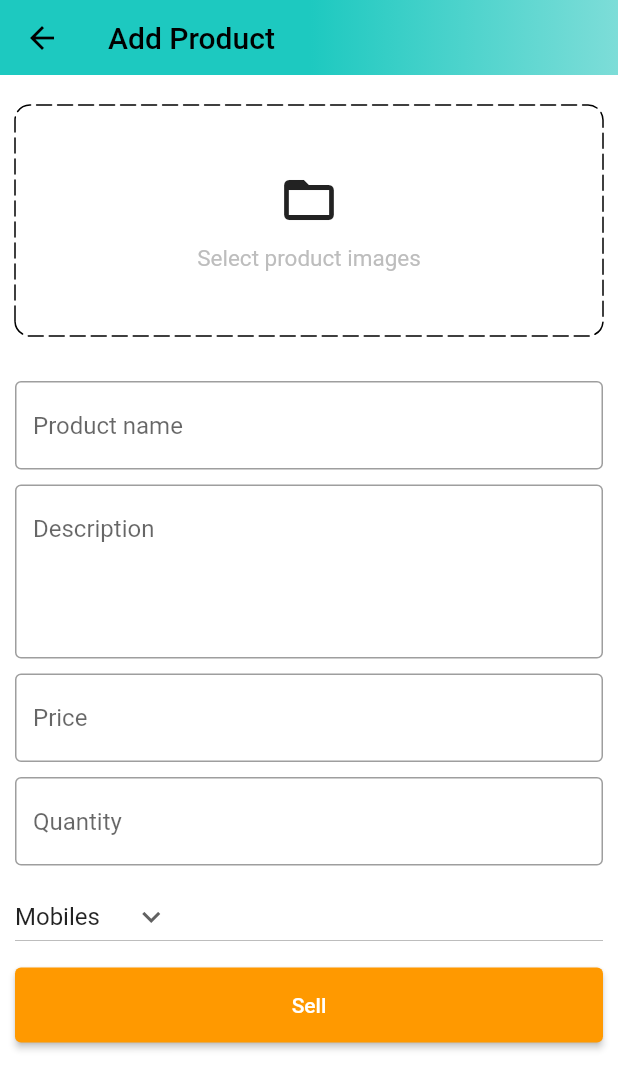
After one commit to swapnilpingale22/Flutter-Amazon-Clone, a Flutter app: the AdminScreen screen opened directly, after a tap on the "add" icon, on a phone screen of 412 x 824 dp. The commit adds this screen. Shown: the top 1089 px of the screen. Run offline on Flutter 3.47's test engine with Material 3 defaults, Android fonts, the phone set to English and light mode, and no system bars; drawn by our look-alikes of dotted_border; our stand-ins replace badges, carousel_slider, shared_preferences; accounts and stored records are empty.

Commit message:
add product ui added

```diff
--- a/lib/common/widgets/custom_textfield.dart
+++ b/lib/common/widgets/custom_textfield.dart
@@ -1,23 +1,26 @@
+// ignore_for_file: public_member_api_docs, sort_constructors_first
 import 'package:flutter/material.dart';
 
 class CustomTextField extends StatelessWidget {
   final TextEditingController controller;
   final String hintText;
-  final TextInputType? keyboardType;
-  final bool? obscureTextValue;
+  final TextInputType keyboardType;
+  final bool obscureTextValue;
+  final int maxLines;
   const CustomTextField({
-    super.key,
+    Key? key,
     required this.controller,
     required this.hintText,
-    this.keyboardType,
+    this.keyboardType = TextInputType.name,
     this.obscureTextValue = false,
-  });
+    this.maxLines = 1,
+  }) : super(key: key);
 
   @override
   Widget build(BuildContext context) {
     return TextFormField(
       keyboardType: keyboardType,
-      obscureText: obscureTextValue!,
+      obscureText: obscureTextValue,
       controller: controller,
       decoration: InputDecoration(
         hintText: hintText,
@@ -36,6 +39,7 @@ class CustomTextField extends StatelessWidget {
         }
         return null;
       },
+      maxLines: maxLines,
     );
   }
 }
--- /dev/null
+++ b/lib/features/admin/screens/add_product_screen.dart
@@ -0,0 +1,156 @@
+import 'package:flutter/material.dart';
+import 'package:flutter_amazon_clone/common/widgets/custom_button.dart';
+import 'package:flutter_amazon_clone/common/widgets/custom_textfield.dart';
+import 'package:flutter_amazon_clone/constants/global_variables.dart';
+import 'package:dotted_border/dotted_border.dart';
+
+class AddproductScreen extends StatefulWidget {
+  static const String routeName = '/add-product';
+
+  const AddproductScreen({super.key});
+
+  @override
+  State<AddproductScreen> createState() => _AddproductScreenState();
+}
+
+class _AddproductScreenState extends State<AddproductScreen> {
+  final TextEditingController productNameController = TextEditingController();
+  final TextEditingController descriptionController = TextEditingController();
+  final TextEditingController priceController = TextEditingController();
+  final TextEditingController quantityController = TextEditingController();
+
+  @override
+  void dispose() {
+    super.dispose();
+    productNameController.dispose();
+    descriptionController.dispose();
+    priceController.dispose();
+    quantityController.dispose();
+  }
+
+  String category = 'Mobiles';
+
+  List<String> productCategories = [
+    'Mobiles',
+    'Essentials',
+    'Books',
+    'Appliances',
+    'Fashion'
+  ];
+
+  @override
+  Widget build(BuildContext context) {
+    return Scaffold(
+      appBar: PreferredSize(
+        preferredSize: const Size.fromHeight(50),
+        child: AppBar(
+          flexibleSpace: Container(
+            decoration: const BoxDecoration(
+              gradient: GlobalVariables.appBarGradient,
+            ),
+          ),
+          title: const Text(
+            'Add Product',
+            style: TextStyle(
+              color: Colors.black,
+            ),
+          ),
+        ),
+      ),
+
+      //body
+
+      body: SingleChildScrollView(
+        child: Form(
+          child: Padding(
+            padding: const EdgeInsets.symmetric(horizontal: 10),
+            child: Column(
+              children: [
+                const SizedBox(height: 20),
+                DottedBorder(
+                  borderType: BorderType.RRect,
+                  radius: const Radius.circular(10),
+                  color: Colors.black,
+                  dashPattern: const [10, 4],
+                  strokeCap: StrokeCap.round,
+                  strokeWidth: 1,
+                  child: Container(
+                    width: double.infinity,
+                    height: 150,
+                    decoration: BoxDecoration(
+                      borderRadius: BorderRadius.circular(10),
+                    ),
+                    child: Column(
+                      mainAxisAlignment: MainAxisAlignment.center,
+                      children: [
+                        const Icon(
+                          Icons.folder_open_outlined,
+                          size: 40,
+                        ),
+                        const SizedBox(height: 10),
+                        Text(
+                          'Select product images',
+                          style: TextStyle(
+                            fontSize: 15,
+                            color: Colors.grey.shade400,
+                          ),
+                        ),
+                      ],
+                    ),
+                  ),
+                ),
+                const SizedBox(height: 30),
+                CustomTextField(
+                  controller: productNameController,
+                  hintText: 'Product name',
+                ),
+                const SizedBox(height: 10),
+                CustomTextField(
+                  controller: descriptionController,
+                  hintText: 'Description',
+                  maxLines: 4,
+                ),
+                const SizedBox(height: 10),
+                CustomTextField(
+                  controller: priceController,
+                  hintText: 'Price',
+                  keyboardType: TextInputType.number,
+                ),
+                const SizedBox(height: 10),
+                CustomTextField(
+                  controller: quantityController,
+                  hintText: 'Quantity',
+                  keyboardType: TextInputType.number,
+                ),
+                const SizedBox(height: 10),
+                SizedBox(
+                  width: double.infinity,
+                  child: DropdownButton(
+                    items: productCategories.map((String item) {
+                      return DropdownMenuItem(
+                        value: item,
+                        child: Text(item),
+                      );
+                    }).toList(),
+                    onChanged: (String? newValue) {
+                      setState(() {
+                        category = newValue!;
+                      });
+                    },
+                    value: category,
+                    icon: const Icon(Icons.keyboard_arrow_down),
+                  ),
+                ),
+                const SizedBox(height: 10),
+                CustomButton(
+                  text: 'Sell',
+                  onTap: () {},
+                ),
+              ],
+            ),
+          ),
+        ),
+      ),
+    );
+  }
+}
--- /dev/null
+++ b/lib/features/admin/screens/admin_screen.dart
@@ -0,0 +1,149 @@
+import 'package:flutter/material.dart';
+import 'package:flutter_amazon_clone/constants/global_variables.dart';
+import 'package:flutter_amazon_clone/features/admin/screens/product_screen.dart';
+
+class AdminScreen extends StatefulWidget {
+  const AdminScreen({super.key});
+
+  @override
+  State<AdminScreen> createState() => _AdminScreenState();
+}
+
+class _AdminScreenState extends State<AdminScreen> {
+  int _page = 0;
+  double bottomBarWidth = 42;
+  double bottomBarBorderWidth = 5;
+
+  List<Widget> pages = [
+    const ProductScreen(),
+    const Center(child: Text('Analytics Page')),
+    const Center(child: Text('Inbox Page')),
+  ];
+
+  void updatPage(int page) {
+    setState(() {
+      _page = page;
+    });
+  }
+
+  @override
+  Widget build(BuildContext context) {
+    return Scaffold(
+      //app bar
+
+      appBar: PreferredSize(
+        preferredSize: const Size.fromHeight(50),
+        child: AppBar(
+          flexibleSpace: Container(
+            decoration: const BoxDecoration(
+              gradient: GlobalVariables.appBarGradient,
+            ),
+          ),
+          title: Row(
+            mainAxisAlignment: MainAxisAlignment.spaceBetween,
+            children: [
+              Container(
+                alignment: Alignment.topLeft,
+                child: Image.asset(
+                  "assets/images/amazon_in.png",
+                  width: 120,
+                  height: 45,
+                  color: Colors.black,
+                ),
+              ),
+              const Text(
+                'Admin',
+                style: TextStyle(
+                  fontWeight: FontWeight.w500,
+                  color: Colors.black,
+                ),
+              )
+            ],
+          ),
+        ),
+      ),
+
+      //body
+
+      body: pages[_page],
+
+      //bottom bar
+
+      bottomNavigationBar: BottomNavigationBar(
+        currentIndex: _page,
+        selectedItemColor: GlobalVariables.selectedNavBarColor,
+        unselectedItemColor: GlobalVariables.unselectedNavBarColor,
+        backgroundColor: GlobalVariables.backgroundColor,
+        iconSize: 28,
+        onTap: updatPage,
+        items: [
+          //Admin
+
+          BottomNavigationBarItem(
+            icon: Container(
+              width: bottomBarWidth,
+              decoration: BoxDecoration(
+                border: Border(
+                  top: BorderSide(
+                    color: _page == 0
+                        ? GlobalVariables.selectedNavBarColor!
+                        : GlobalVariables.backgroundColor,
+                    width: bottomBarBorderWidth,
+                  ),
+                ),
+              ),
+              child: const Icon(
+                Icons.home_outlined,
+              ),
+            ),
+            label: '',
+          ),
+
+          //Analytics
+
+          BottomNavigationBarItem(
+            icon: Container(
+              width: bottomBarWidth,
+              decoration: BoxDecoration(
+                border: Border(
+                  top: BorderSide(
+                    color: _page == 1
+                        ? GlobalVariables.selectedNavBarColor!
+                        : GlobalVariables.backgroundColor,
+                    width: bottomBarBorderWidth,
+                  ),
+                ),
+              ),
+              child: const Icon(
+                Icons.analytics_outlined,
+              ),
+            ),
+            label: '',
+          ),
+
+          //Inbox
+
+          BottomNavigationBarItem(
+            icon: Container(
+              width: bottomBarWidth,
+              decoration: BoxDecoration(
+                border: Border(
+                  top: BorderSide(
+                    color: _page == 2
+                        ? GlobalVariables.selectedNavBarColor!
+                        : GlobalVariables.backgroundColor,
+                    width: bottomBarBorderWidth,
+                  ),
+                ),
+              ),
+              child: const Icon(
+                Icons.all_inbox_outlined,
+              ),
+            ),
+            label: '',
+          ),
+        ],
+      ),
+    );
+  }
+}
--- /dev/null
+++ b/lib/features/admin/screens/product_screen.dart
@@ -0,0 +1,32 @@
+import 'package:flutter/material.dart';
+import 'package:flutter_amazon_clone/features/admin/screens/add_product_screen.dart';
+
+class ProductScreen extends StatefulWidget {
+  const ProductScreen({super.key});
+
+  @override
+  State<ProductScreen> createState() => _ProductScreenState();
+}
+
+class _ProductScreenState extends State<ProductScreen> {
+  void navigateToAddProduct() {
+    Navigator.pushNamed(context, AddproductScreen.routeName);
+  }
+
+  @override
+  Widget build(BuildContext context) {
+    return Scaffold(
+      body: const Center(
+        child: Text('Products'),
+      ),
+      floatingActionButton: FloatingActionButton(
+        onPressed: navigateToAddProduct,
+        tooltip: 'Add a product',
+        child: const Icon(
+          Icons.add,
+        ),
+      ),
+      floatingActionButtonLocation: FloatingActionButtonLocation.centerFloat,
+    );
+  }
+}
--- a/lib/main.dart
+++ b/lib/main.dart
@@ -1,6 +1,7 @@
 import 'package:flutter/material.dart';
 import 'package:flutter_amazon_clone/common/widgets/bottom_bar.dart';
 import 'package:flutter_amazon_clone/constants/global_variables.dart';
+import 'package:flutter_amazon_clone/features/admin/screens/admin_screen.dart';
 import 'package:flutter_amazon_clone/features/auth/screens/auth_screen.dart';
 import 'package:flutter_amazon_clone/features/auth/services/auth_service.dart';
 import 'package:flutter_amazon_clone/providers/user_provider.dart';
@@ -50,7 +51,9 @@ class _MyAppState extends State<MyApp> {
       ),
       onGenerateRoute: (settings) => generateRoute(settings),
       home: Provider.of<UserProvider>(context).user.token.isNotEmpty
-          ? const BottomBar()
+          ? Provider.of<UserProvider>(context).user.type == 'user'
+              ? const BottomBar()
+              : const AdminScreen()
           : const AuthScreen(),
     );
   }
--- a/lib/router.dart
+++ b/lib/router.dart
@@ -1,5 +1,6 @@
 import 'package:flutter/material.dart';
 import 'package:flutter_amazon_clone/common/widgets/bottom_bar.dart';
+import 'package:flutter_amazon_clone/features/admin/screens/add_product_screen.dart';
 import 'package:flutter_amazon_clone/features/auth/screens/auth_screen.dart';
 import 'package:flutter_amazon_clone/features/home/screens/home_screen.dart';
 
@@ -20,6 +21,11 @@ Route<dynamic> generateRoute(RouteSettings routeSettings) {
         settings: routeSettings,
         builder: (_) => const BottomBar(),
       );
+    case AddproductScreen.routeName:
+      return MaterialPageRoute(
+        settings: routeSettings,
+        builder: (_) => const AddproductScreen(),
+      );
     default:
       return MaterialPageRoute(
         settings: routeSettings,
--- a/pubspec.yaml
+++ b/pubspec.yaml
@@ -40,6 +40,7 @@ dependencies:
   shared_preferences: ^2.2.2
   badges: ^3.1.2
   carousel_slider: ^4.2.1
+  dotted_border: ^2.1.0
 
 dev_dependencies:
   flutter_test:
```
Also changed, not shown: pubspec.lock.
